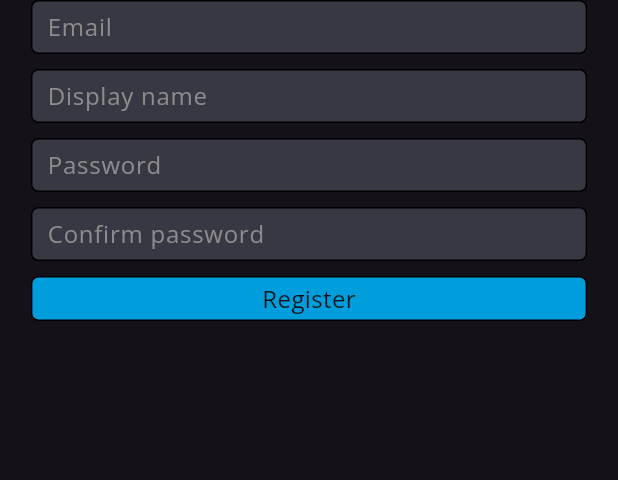
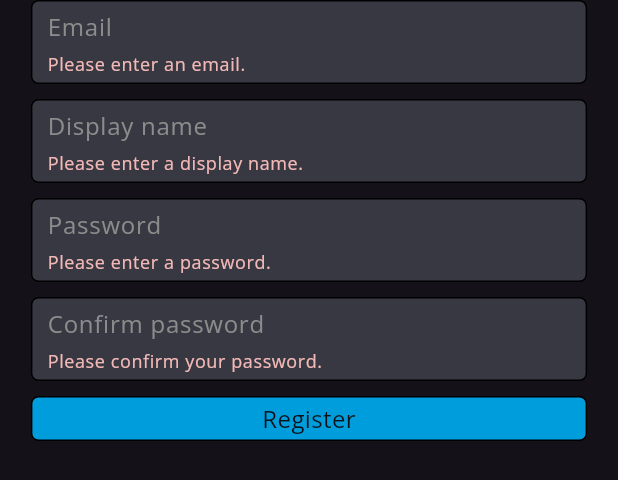
Before and after one commit to navidboloorian/fitsaw, a Flutter app: the RegisterForm widget shown alone on an empty page, opened directly, after a tap on "Register", on a phone screen of 412 x 824 dp. Shown: the top 480 px of the screen. Run offline on Flutter 3.47's test engine with Material 3 defaults, Android fonts, the phone set to English and light mode, and no system bars; our stand-ins replace audioplayers, confetti, flutter_riverpod, realm; missing offline and left inert: mongo_dart; generated files the repository leaves out were written again.

Commit message:
added wait on db provider to prevent having to double click register/login buttons. added more form validation for user flow

```diff
--- a/lib/features/user_flow/presentation/register_form.dart
+++ b/lib/features/user_flow/presentation/register_form.dart
@@ -15,13 +15,27 @@ class RegisterForm extends ConsumerStatefulWidget {
 }
 
 class _RegisterFormState extends ConsumerState<RegisterForm> {
-  late final GlobalKey _formKey;
+  final GlobalKey<FormState> _formKey = GlobalKey<FormState>();
   late final TextEditingController _emailController;
   late final TextEditingController _displayNameController;
   late final TextEditingController _passwordController;
   late final TextEditingController _confPasswordController;
 
+  @override
+  void initState() {
+    super.initState();
+
+    _emailController = TextEditingController();
+    _displayNameController = TextEditingController();
+    _passwordController = TextEditingController();
+    _confPasswordController = TextEditingController();
+  }
+
   void _submitForm() {
+    if(!_formKey.currentState!.validate()) {
+      return;
+    }
+
     AsyncValue<Db> db = ref.watch(dbProvider);
 
     db.whenData(
@@ -71,18 +85,6 @@ class _RegisterFormState extends ConsumerState<RegisterForm> {
   }
 
   @override
-  void initState() {
-    super.initState();
-
-    _formKey = GlobalKey<FormState>();
-
-    _emailController = TextEditingController();
-    _displayNameController = TextEditingController();
-    _passwordController = TextEditingController();
-    _confPasswordController = TextEditingController();
-  }
-
-  @override
   Widget build(BuildContext context) {
     return Form(
       key: _formKey,
@@ -95,10 +97,12 @@ class _RegisterFormState extends ConsumerState<RegisterForm> {
               decoration: const InputDecoration(hintText: 'Email'),
               validator: (value) {
                 if (value == null ||
-                    value.isEmpty ||
-                    !value.contains('@') ||
+                    value.isEmpty) {
+                  return 'Please enter an email.';
+                }
+                else if(!value.contains('@') ||
                     !value.contains('.')) {
-                  return 'Invalid email';
+                  return 'Invalid email format.';
                 }
                 return null;
               },
@@ -107,6 +111,12 @@ class _RegisterFormState extends ConsumerState<RegisterForm> {
           CustomContainer(
             color: Palette.container2Background,
             child: TextFormField(
+              validator: (value) {
+                if (value == null || value.isEmpty) {
+                  return 'Please enter a display name.';
+                }
+                return null;
+              },
               controller: _displayNameController,
               decoration: const InputDecoration(hintText: 'Display name'),
             ),
@@ -114,6 +124,12 @@ class _RegisterFormState extends ConsumerState<RegisterForm> {
           CustomContainer(
             color: Palette.container2Background,
             child: TextFormField(
+              validator: (value) {
+                if (value == null || value.isEmpty) {
+                  return 'Please enter a password.';
+                }
+                return null;
+              },
               controller: _passwordController,
               obscureText: true,
               decoration: const InputDecoration(hintText: 'Password'),
@@ -121,7 +137,12 @@ class _RegisterFormState extends ConsumerState<RegisterForm> {
           ),
           CustomContainer(
             color: Palette.container2Background,
-            child: TextFormField(
+            child: TextFormField(validator: (value) {
+                if (value == null || value.isEmpty) {
+                  return 'Please confirm your password.';
+                }
+                return null;
+              },
               controller: _confPasswordController,
               obscureText: true,
               decoration: const InputDecoration(hintText: 'Confirm password'),
--- a/lib/features/user_flow/services/user_helper.dart
+++ b/lib/features/user_flow/services/user_helper.dart
@@ -9,11 +9,20 @@ class UserHelper {
     String encryptedPassword = "";
 
     if (password != confPassword) {
-      errors.add("Passwords do not match.");
+      errors.add("Passwords don't match.");
     } else {
       encryptedPassword = PasswordEncrypter.encrypt(password);
     }
 
+    if (displayName.length < 3 || displayName.length > 24) {
+      errors.add('Your display name must be between 3 and 24 characters long.');
+    }
+
+    if (password.length < 8) {
+      errors.add('Your password must be at least 8 characters long.');
+    }
+
+    if(errors.isEmpty) {
       var users = db.collection('users');
 
       bool emailExists = !(await users.find({'email': email}).isEmpty);
@@ -39,23 +48,34 @@ class UserHelper {
 
         response['success'] = user;
       }
+    }
 
     response['errors'] = errors;
 
     return response;
   }
 
-  static Future<Map<String, dynamic>> login(String email,
-      String password, Db db) async {
+  static Future<Map<String, dynamic>> login(String password, Db db, [String? email, String? displayName]) async {
     Map<String, dynamic> response = {};
     List<String> errors = [];
     String encryptedPassword = PasswordEncrypter.encrypt(password);
+    bool matchedUser = false;
 
     var users = db.collection('users');
-    Map<String, dynamic>? matchedUser = await users.findOne(where.eq('email', email).eq('password', encryptedPassword));
+    if(email != null) {
+      Map<String, dynamic>? matchedUserEmail = await users.findOne(where.eq('email', email).eq('password', encryptedPassword));
 
-    if (matchedUser == null) {
-      errors.add('A user with your provided credentials does not exist!');
+      matchedUser = matchedUserEmail != null;
+    }
+
+    if(displayName != null) {
+      Map<String, dynamic>? matchedUserDisplayName = await users.findOne(where.eq('displayName', displayName).eq('password', encryptedPassword));
+
+      matchedUser = matchedUserDisplayName != null;
+    }
+
+    if (!matchedUser) {
+      errors.add('A user with your provided credentials doesn\'t exist!');
     }
 
     response['errors'] = errors;
--- a/lib/shared/providers/db_provider.dart
+++ b/lib/shared/providers/db_provider.dart
@@ -5,6 +5,7 @@ import 'package:fitsaw/env/env.dart';
 final dbProvider = FutureProvider<Db>(
   (ref) async {
     // wrap in try catch
+    print(Env.mongoURI);
     var db = await Db.create(Env.mongoURI);
 
     await db.open();
```
Also changed, not shown: lib/features/user_flow/presentation/login_form.dart (+36 -18 lines), lib/screens/market.dart (+7 -1 lines). Lines whose indentation alone changed are shown as unchanged.
